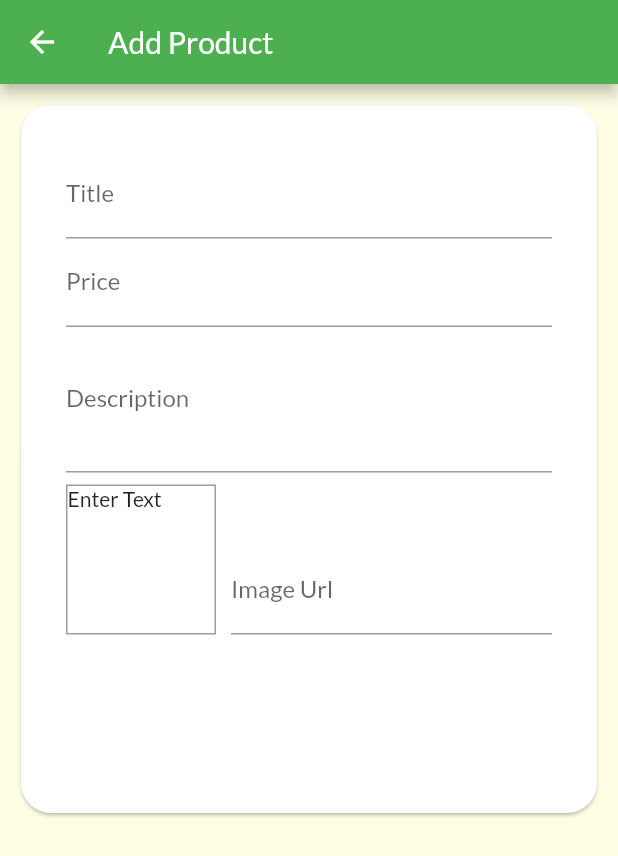
After one commit to Aditprayogo/Crescentia, a Flutter app: the NewProductScreen screen opened by its route, on a phone screen of 412 x 824 dp. The commit adds this screen. Shown: the top 856 px of the screen. Run offline on Flutter 3.47's test engine with Material 2 defaults, Android fonts, the phone set to English and light mode, and no system bars; network calls fail.

Commit message:
adding text input image url to our new product widget

```diff
--- a/lib/main.dart
+++ b/lib/main.dart
@@ -3,6 +3,7 @@ import 'package:shop_application/providers/cart.dart';
 import 'package:shop_application/providers/orders.dart';
 import 'package:shop_application/providers/products_provider.dart';
 import 'package:shop_application/screens/cart_screen.dart';
+import 'package:shop_application/screens/new_product_screen.dart';
 import 'package:shop_application/screens/orders_screen.dart';
 import 'package:shop_application/screens/product_detail_screen.dart';
 import 'package:shop_application/screens/product_overview_screen.dart';
@@ -49,6 +50,7 @@ class MyApp extends StatelessWidget {
           CartScreen.routeName: (context) => CartScreen(),
           OrdersScreen.routeName: (context) => OrdersScreen(),
           UserProductsScreen.routeName: (context) => UserProductsScreen(),
+          NewProductScreen.routeName: (context) => NewProductScreen(),
         },
       ),
     );
--- /dev/null
+++ b/lib/screens/new_product_screen.dart
@@ -0,0 +1,146 @@
+import 'package:flutter/material.dart';
+
+class NewProductScreen extends StatefulWidget {
+  static const routeName = '/add-product';
+  @override
+  _NewProductScreenState createState() => _NewProductScreenState();
+}
+
+class _NewProductScreenState extends State<NewProductScreen> {
+  final _priceFocusNode = FocusNode();
+  final _descriptionFocusNode = FocusNode();
+  final _imageUrlController = TextEditingController();
+  final _imageUrlFocusNode = FocusNode();
+
+  @override
+  void initState() {
+    // TODO: implement initState
+    _imageUrlFocusNode.addListener(_updateImageUrl);
+    super.initState();
+  }
+
+  // memory leak jadi harus di dispose
+  @override
+  void dispose() {
+    _imageUrlFocusNode.removeListener(_updateImageUrl);
+    _priceFocusNode.dispose();
+    _descriptionFocusNode.dispose();
+    _imageUrlController.dispose();
+    _imageUrlFocusNode.dispose();
+    super.dispose();
+  }
+
+  void _updateImageUrl() {
+    if (!_imageUrlFocusNode.hasFocus) {
+      setState(() {});
+    }
+  }
+
+  @override
+  Widget build(BuildContext context) {
+    return Scaffold(
+      resizeToAvoidBottomPadding: false, // this avoids the overflow error
+      appBar: AppBar(
+        title: Text('Add Product'),
+      ),
+      body: SingleChildScrollView(
+        child: Container(
+          height: 500,
+          padding: EdgeInsets.all(10),
+          child: Card(
+            shape: RoundedRectangleBorder(
+              borderRadius: BorderRadius.circular(20),
+            ),
+            child: Padding(
+              padding: const EdgeInsets.all(30),
+              child: Form(
+                child: SingleChildScrollView(
+                  child: Container(
+                    height: 500,
+                    child: Column(
+                      children: <Widget>[
+                        TextFormField(
+                          decoration: InputDecoration(
+                            labelText: 'Title',
+                          ),
+                          //   agar kalo di tekan enter , ke form selanjutnya tidak di submit
+                          textInputAction: TextInputAction.next,
+                          // setelah di klik , pindah ke price form
+                          onFieldSubmitted: (_) {
+                            FocusScope.of(context)
+                                .requestFocus(_priceFocusNode);
+                          },
+                        ),
+                        TextFormField(
+                          decoration: InputDecoration(
+                            labelText: 'Price',
+                          ),
+                          keyboardType: TextInputType.number,
+                          //   agar kalo di tekan enter , ke form selanjutnya tidak di submit
+                          textInputAction: TextInputAction.next,
+                          // di tangkap focus
+                          focusNode: _priceFocusNode,
+
+                          onFieldSubmitted: (_) {
+                            FocusScope.of(context)
+                                .requestFocus(_descriptionFocusNode);
+                          },
+                        ),
+                        TextFormField(
+                          decoration: InputDecoration(
+                            labelText: 'Description',
+                          ),
+                          maxLines: 3,
+                          keyboardType: TextInputType.multiline,
+                          focusNode: _descriptionFocusNode,
+                        ),
+                        Row(
+                          mainAxisAlignment: MainAxisAlignment.center,
+                          crossAxisAlignment: CrossAxisAlignment.end,
+                          children: <Widget>[
+                            Container(
+                              width: 100,
+                              height: 100,
+                              margin: EdgeInsets.only(top: 8, right: 10),
+                              decoration: BoxDecoration(
+                                border: Border.all(
+                                  width: 1,
+                                  color: Colors.grey,
+                                ),
+                              ),
+                              //   preview image
+                              child: _imageUrlController.text.isEmpty
+                                  ? Text('Enter Text')
+                                  : FittedBox(
+                                      child: Image.network(
+                                        _imageUrlController.text,
+                                        fit: BoxFit.cover,
+                                      ),
+                                    ),
+                            ),
+                            //   harus di wrap pakai expanded kalo textfield dalam row
+                            Expanded(
+                              child: TextFormField(
+                                decoration: InputDecoration(
+                                  labelText: 'Image Url',
+                                ),
+                                keyboardType: TextInputType.url,
+                                textInputAction: TextInputAction.done,
+                                controller: _imageUrlController,
+                                focusNode: _imageUrlFocusNode,
+                              ),
+                            ),
+                          ],
+                        )
+                      ],
+                    ),
+                  ),
+                ),
+              ),
+            ),
+          ),
+        ),
+      ),
+    );
+  }
+}
--- a/lib/screens/user_products_screen.dart
+++ b/lib/screens/user_products_screen.dart
@@ -1,6 +1,7 @@
 import 'package:flutter/material.dart';
 import 'package:provider/provider.dart';
 import 'package:shop_application/providers/products_provider.dart';
+import 'package:shop_application/screens/new_product_screen.dart';
 import 'package:shop_application/widgets/app_drawer.dart';
 import 'package:shop_application/widgets/user_products_item.dart';
 
@@ -19,6 +20,9 @@ class UserProductsScreen extends StatelessWidget {
             icon: Icon(Icons.add),
             onPressed: () {
               // ...
+              Navigator.of(context).pushNamed(
+                NewProductScreen.routeName,
+              );
             },
           ),
         ],
```
